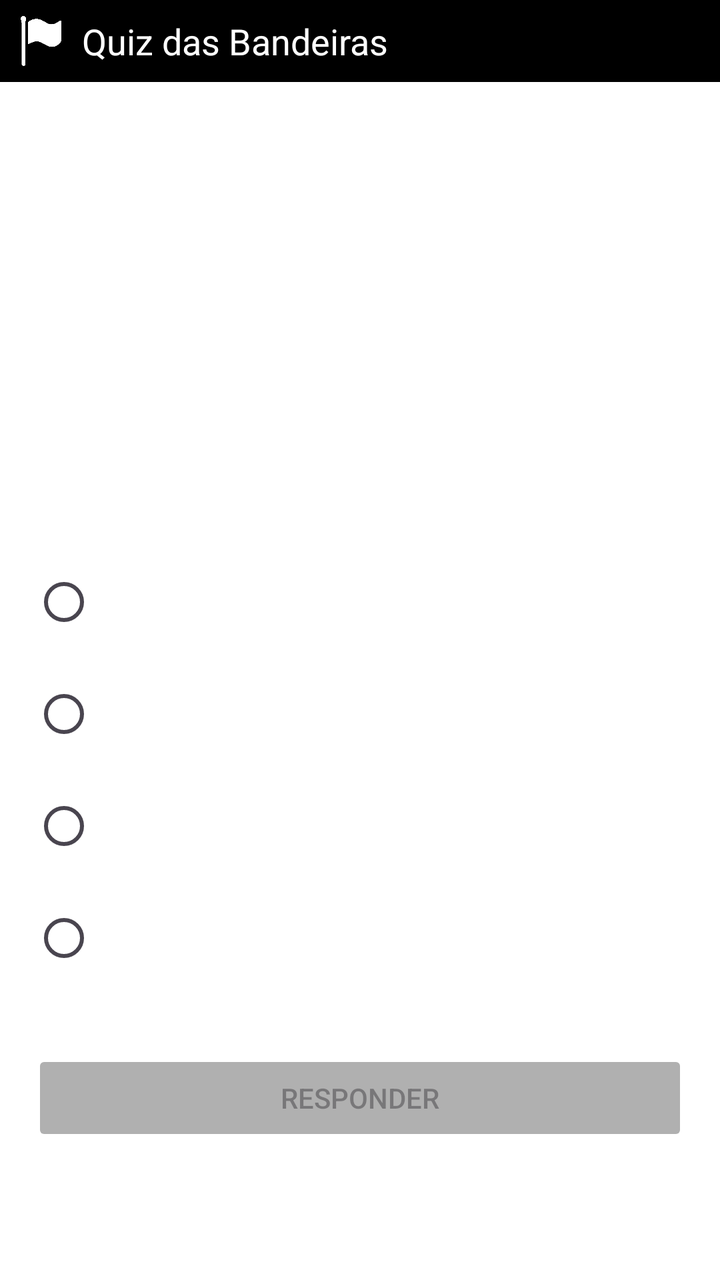
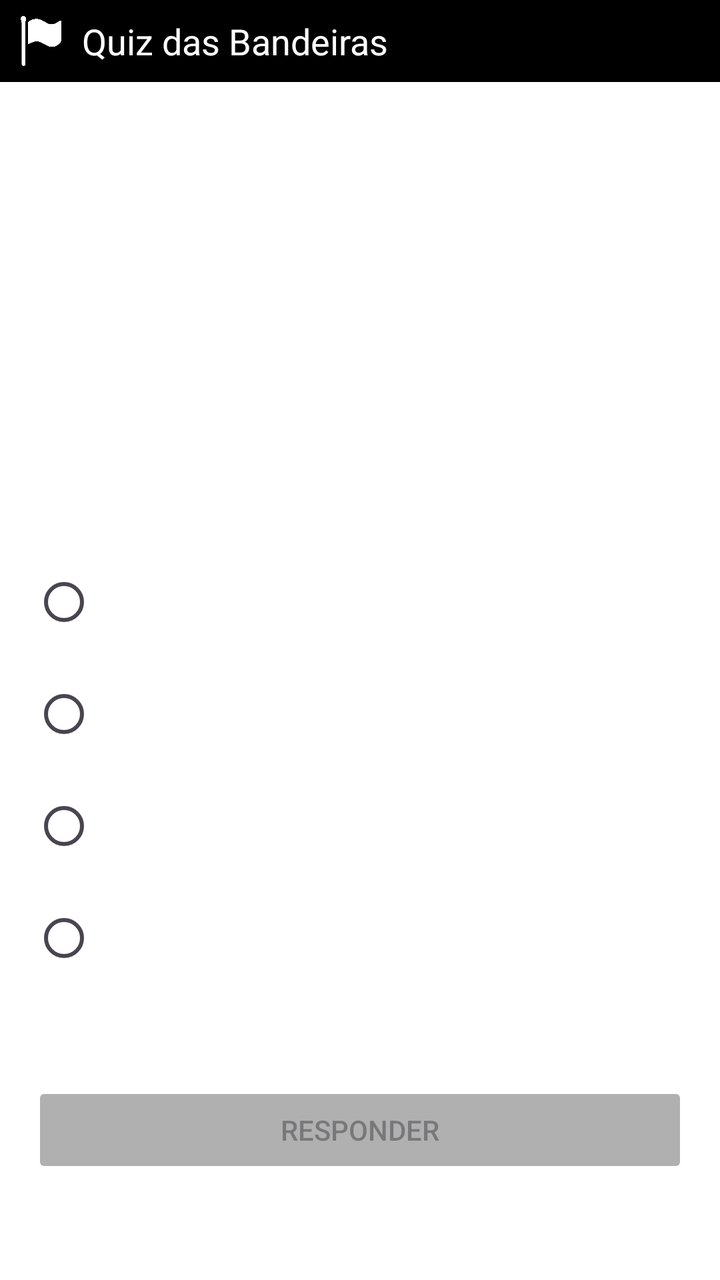

The first picture is an Android layout as it rendered before a commit; the second is the same layout after the commit. The layout source and the unified diff follow.
<!-- AndroidManifest.xml: application theme Theme.Quiz_dasBandeiras_paulohenrique -->
<!-- res/layout/activity_tela_quiz.xml -->
<?xml version="1.0" encoding="utf-8"?>
<androidx.constraintlayout.widget.ConstraintLayout xmlns:android="http://schemas.android.com/apk/res/android"
    xmlns:app="http://schemas.android.com/apk/res-auto"
    xmlns:tools="http://schemas.android.com/tools"
    android:id="@+id/main"
    android:layout_width="match_parent"
    android:layout_height="match_parent"
    android:background="@color/black"
    tools:context=".TelaQuiz">

    <androidx.constraintlayout.widget.ConstraintLayout
        android:id="@+id/constraintLayoutQuiz"
        android:layout_width="match_parent"
        android:layout_height="match_parent"
        app:layout_constraintBottom_toBottomOf="parent"
        app:layout_constraintEnd_toEndOf="parent"
        app:layout_constraintStart_toStartOf="parent"
        app:layout_constraintTop_toTopOf="parent">

        <androidx.cardview.widget.CardView
            android:id="@+id/crdHeader"
            android:layout_width="match_parent"
            android:layout_height="wrap_content"
            app:cardBackgroundColor="@color/black"
            app:cardCornerRadius="0dp"
            app:cardElevation="0dp"
            app:cardMaxElevation="0dp"
            app:layout_constraintEnd_toEndOf="parent"
            app:layout_constraintStart_toStartOf="parent"
            app:layout_constraintTop_toTopOf="parent">

            <androidx.constraintlayout.widget.ConstraintLayout
                android:id="@+id/constraintHeader"
                android:layout_width="match_parent"
                android:layout_height="match_parent">

                <ImageView
                    android:id="@+id/imgHeaderIcon"
                    android:layout_width="25dp"
                    android:layout_height="25dp"
                    android:layout_marginStart="8dp"
                    android:layout_marginTop="8dp"
                    android:layout_marginBottom="8dp"
                    android:contentDescription="@string/header_icon_description"
                    app:layout_constraintBottom_toBottomOf="parent"
                    app:layout_constraintStart_toStartOf="parent"
                    app:layout_constraintTop_toTopOf="parent"
                    app:srcCompat="@drawable/bandeira_icon" />

                <TextView
                    android:id="@+id/txtHeaderText"
                    android:layout_width="wrap_content"
                    android:layout_height="wrap_content"
                    android:layout_marginStart="8dp"
                    android:text="@string/header_title"
                    android:textColor="@color/white"
                    android:textSize="18sp"
                    app:layout_constraintBottom_toBottomOf="parent"
                    app:layout_constraintStart_toEndOf="@+id/imgHeaderIcon"
                    app:layout_constraintTop_toTopOf="parent" />
            </androidx.constraintlayout.widget.ConstraintLayout>

        </androidx.cardview.widget.CardView>

        <androidx.cardview.widget.CardView
            android:id="@+id/crdBackground"
            android:layout_width="0dp"
            android:layout_height="0dp"
            app:cardCornerRadius="0dp"
            app:cardElevation="0dp"
            app:cardMaxElevation="0dp"
            app:layout_constraintBottom_toBottomOf="parent"
            app:layout_constraintEnd_toEndOf="parent"
            app:layout_constraintStart_toStartOf="parent"
            app:layout_constraintTop_toBottomOf="@+id/crdHeader">


        </androidx.cardview.widget.CardView>

        <ImageView
            android:id="@+id/imgBandeira"
            android:layout_width="0dp"
            android:layout_height="180dp"
            android:layout_marginStart="16dp"
            android:layout_marginTop="32dp"
            android:layout_marginEnd="16dp"
            android:contentDescription="@string/imagem_bandeira_descricao"
            android:scaleType="fitCenter"
            app:layout_constraintEnd_toEndOf="parent"
            app:layout_constraintStart_toStartOf="parent"
            app:layout_constraintTop_toBottomOf="@+id/crdHeader" />

        <RadioGroup
            android:id="@+id/radioGroupAlternativas"
            android:layout_width="0dp"
            android:layout_height="wrap_content"
            android:layout_marginStart="16dp"
            android:layout_marginTop="24dp"
            android:layout_marginEnd="16dp"
            app:layout_constraintEnd_toEndOf="parent"
            app:layout_constraintStart_toStartOf="parent"
            app:layout_constraintTop_toBottomOf="@+id/imgBandeira">

            <RadioButton
                android:id="@+id/radioAlternativa1"
                android:layout_width="match_parent"
                android:layout_height="wrap_content"
                android:layout_marginBottom="8dp"
                android:textSize="16sp"
                tools:ignore="DuplicateSpeakableTextCheck" />

            <RadioButton
                android:id="@+id/radioAlternativa2"
                android:layout_width="match_parent"
                android:layout_height="wrap_content"
                android:layout_marginBottom="8dp"
                android:textSize="16sp" />

            <RadioButton
                android:id="@+id/radioAlternativa3"
                android:layout_width="match_parent"
                android:layout_height="wrap_content"
                android:layout_marginBottom="8dp"
                android:textSize="16sp" />

            <RadioButton
                android:id="@+id/radioAlternativa4"
                android:layout_width="match_parent"
                android:layout_height="wrap_content"
                android:textSize="16sp" />
        </RadioGroup>

        <Button
            android:id="@+id/btnResponder"
            android:layout_width="0dp"
            android:layout_height="wrap_content"
            android:layout_marginStart="16dp"
            android:layout_marginTop="32dp"
            android:layout_marginEnd="16dp"
            android:backgroundTint="@color/button_color_selector"
            android:enabled="false"
            android:text="@string/btn_responder"
            app:cornerRadius="0dp"
            app:layout_constraintEnd_toEndOf="parent"
            app:layout_constraintStart_toStartOf="parent"
            app:layout_constraintTop_toBottomOf="@+id/radioGroupAlternativas" />

    </androidx.constraintlayout.widget.ConstraintLayout>
</androidx.constraintlayout.widget.ConstraintLayout>
<!-- resources referenced by this layout -->
<resources>
  <color name="black">#FF000000</color>
  <color name="white">#FFFFFFFF</color>
  <!-- drawable bandeira_icon: png bitmap (drawable, 9242 bytes) -->
  <string name="btn_responder">RESPONDER</string>
  <string name="header_icon_description">Icone minimalista de uma bandeira branca</string>
  <string name="header_title">Quiz das Bandeiras</string>
  <string name="imagem_bandeira_descricao">Bandeira do país</string>
  <style name="Theme.Quiz_dasBandeiras_paulohenrique" parent="Base.Theme.Quiz_dasBandeiras_paulohenrique" />
  <style name="Base.Theme.Quiz_dasBandeiras_paulohenrique" parent="Theme.Material3.DayNight.NoActionBar">
          
          
      </style>
</resources>

<!-- the commit's change to res/layout/activity_tela_quiz.xml (unified diff, before → after) -->
@@ -135,7 +135,7 @@
             android:layout_width="0dp"
             android:layout_height="wrap_content"
             android:layout_marginStart="16dp"
-            android:layout_marginTop="32dp"
+            android:layout_marginTop="48dp"
             android:layout_marginEnd="16dp"
             android:backgroundTint="@color/button_color_selector"
             android:enabled="false"
